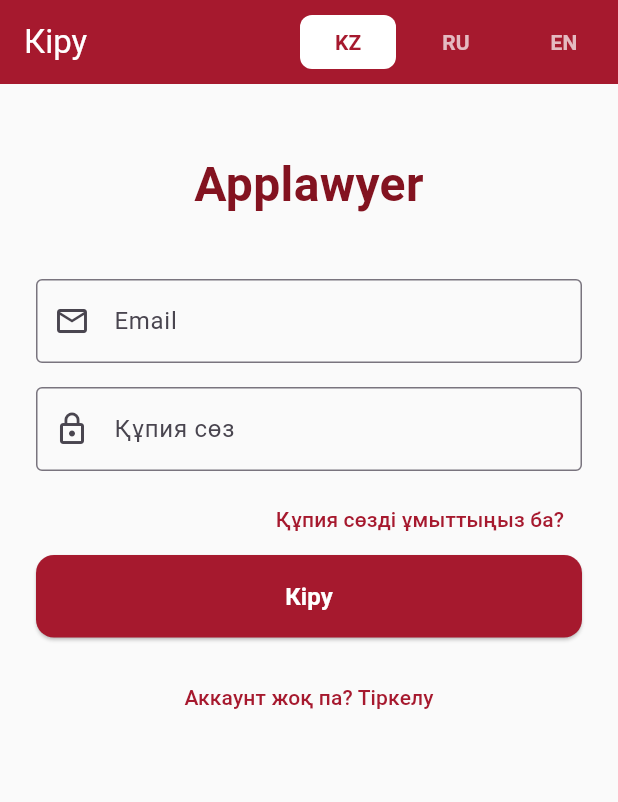
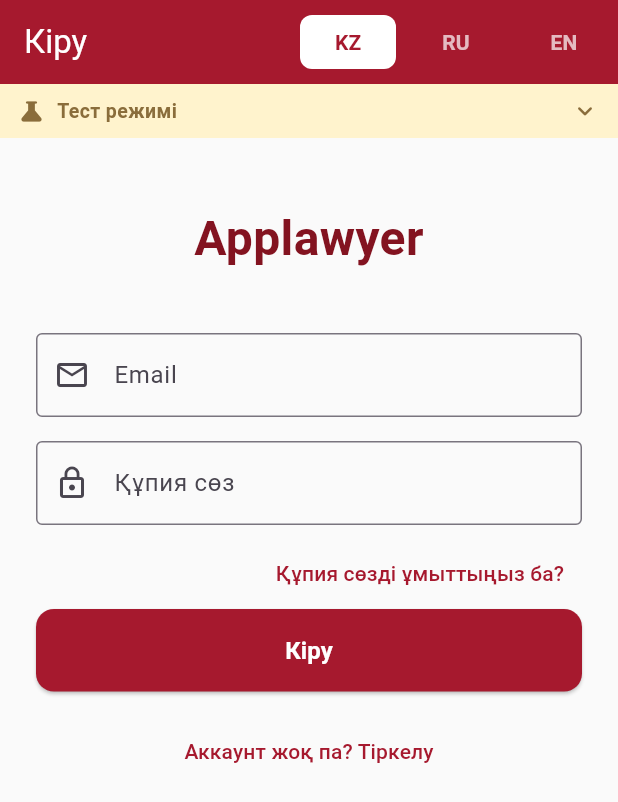
Before and after one commit to abeldinovtm-creator/applawyer, a Flutter app: the screen it shows after launch, on a phone screen of 412 x 824 dp. Shown: the top 802 px of the screen. Run offline on Flutter 3.47's test engine with Material 3 defaults, Android fonts, the phone set to English and light mode, and no system bars; our stand-ins replace easy_localization, firebase_core, firebase_messaging, image_picker, speech_to_text, supabase_flutter; missing offline and left inert: dart:html; accounts and stored records are empty.

Commit message:
fix: баннер тестового режима также на экране входа
Раньше баннер показывался только на главных экранах после логина —
если пользователь оставался на экране входа/регистрации, баннера
не было видно.

```diff
--- a/lib/auth_screen.dart
+++ b/lib/auth_screen.dart
@@ -5,6 +5,7 @@
 import 'lawyer_screen.dart';
 import 'main.dart';
 import 'widgets.dart';
+import 'test_mode_banner.dart';
 
 class AuthScreen extends StatefulWidget {
   const AuthScreen({Key? key}) : super(key: key);
@@ -243,7 +244,11 @@
           LanguageButton(langCode: 'en', label: 'EN', isDarkAppBar: true),
         ],
       ),
-      body: _isLoading
+      body: Column(
+        children: [
+          const TestModeBanner(),
+          Expanded(
+            child: _isLoading
                 ? const Center(child: CircularProgressIndicator())
                 : Padding(
                     padding: const EdgeInsets.all(24.0),
@@ -443,6 +448,9 @@
                 ),
               ),
             ),
+          ),
+        ],
+      ),
     );
   }
 }
```
Lines whose indentation alone changed are shown as unchanged.
